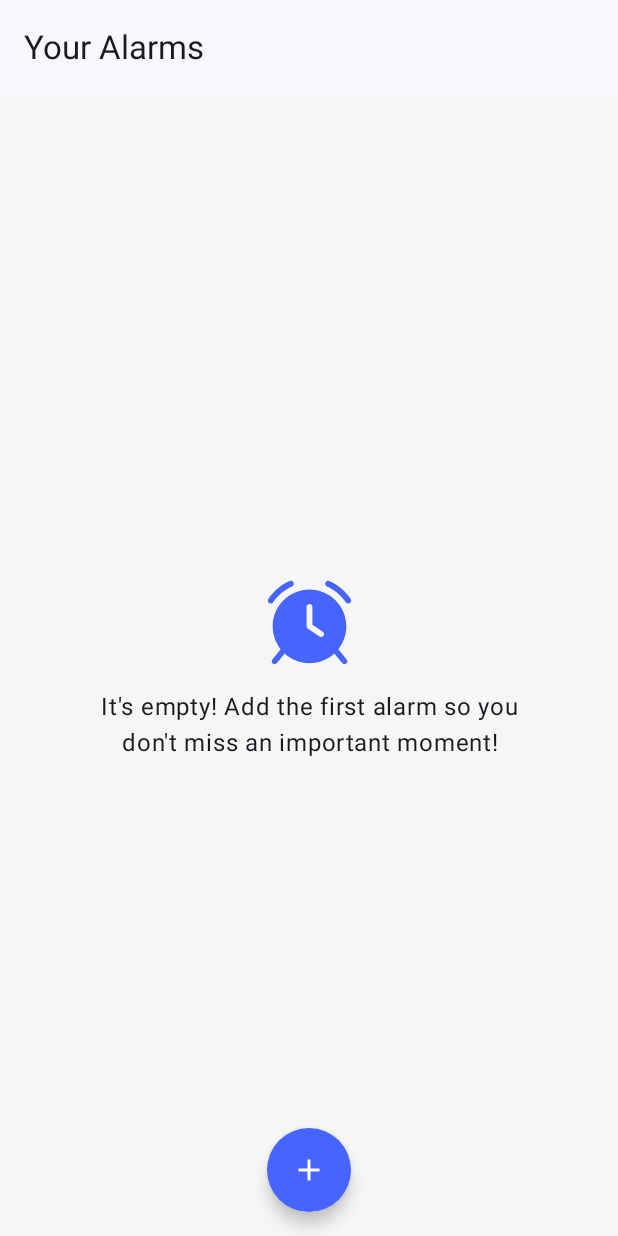
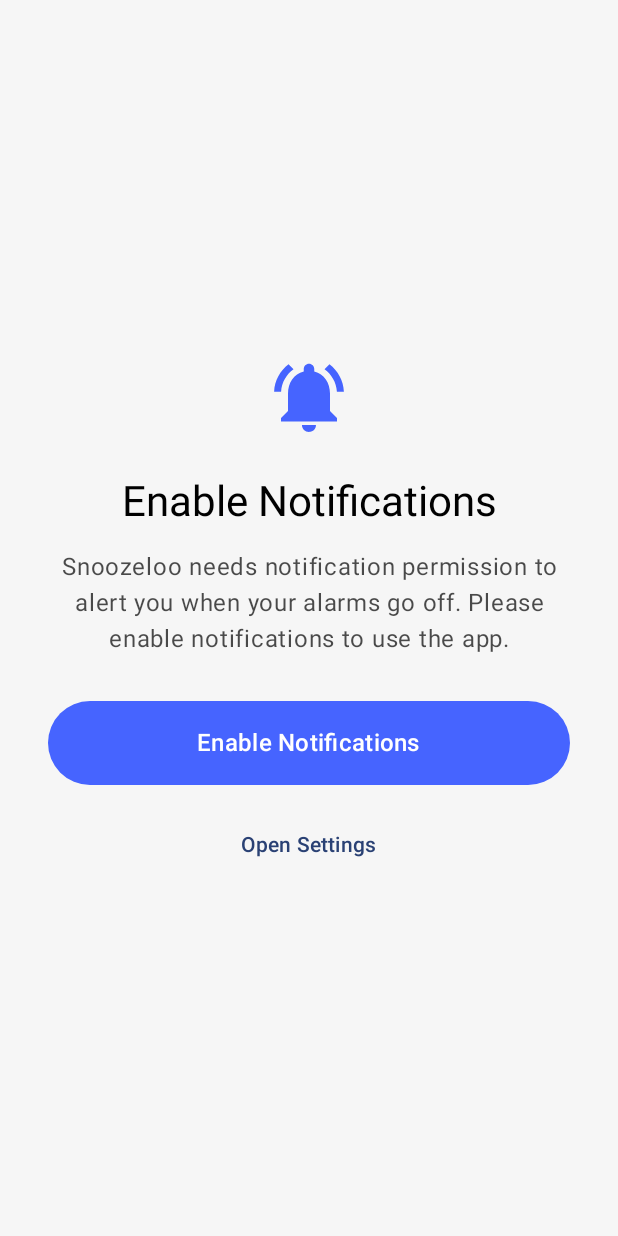
Before and after one commit to BLTuckerDev/snoozeloo, an Android app built with Jetpack Compose: the @Preview function EmptyAlarmListScreenPreview, on a phone screen of 412 x 824 dp. Run offline under Robolectric (Android 15) with nearby library versions, the phone set to English and light mode, and no system bars.

Commit message:
Check for notification permissions
Now that we need to post a notification to start our service we need
to also handle notification permissions on higher versions of android.

```diff
--- a/app/src/main/java/dev/bltucker/snoozeloo/alarmlist/AlarmListScreen.kt
+++ b/app/src/main/java/dev/bltucker/snoozeloo/alarmlist/AlarmListScreen.kt
@@ -1,33 +1,51 @@
 package dev.bltucker.snoozeloo.alarmlist
 
+import android.Manifest
+import android.content.Intent
+import android.net.Uri
+import android.os.Build
+import android.provider.Settings
+import androidx.activity.compose.rememberLauncherForActivityResult
+import androidx.activity.result.contract.ActivityResultContracts
 import androidx.compose.foundation.background
 import androidx.compose.foundation.layout.Arrangement
 import androidx.compose.foundation.layout.Column
+import androidx.compose.foundation.layout.Spacer
 import androidx.compose.foundation.layout.fillMaxSize
+import androidx.compose.foundation.layout.fillMaxWidth
+import androidx.compose.foundation.layout.height
 import androidx.compose.foundation.layout.padding
 import androidx.compose.foundation.layout.size
 import androidx.compose.foundation.lazy.LazyColumn
 import androidx.compose.foundation.lazy.items
 import androidx.compose.foundation.shape.CircleShape
+import androidx.compose.foundation.shape.RoundedCornerShape
 import androidx.compose.material.icons.Icons
 import androidx.compose.material.icons.filled.Add
+import androidx.compose.material.icons.filled.NotificationsActive
+import androidx.compose.material3.Button
+import androidx.compose.material3.ButtonDefaults
 import androidx.compose.material3.ExperimentalMaterial3Api
+import androidx.compose.material3.FabPosition
 import androidx.compose.material3.FloatingActionButton
 import androidx.compose.material3.FloatingActionButtonDefaults
 import androidx.compose.material3.Icon
 import androidx.compose.material3.MaterialTheme
 import androidx.compose.material3.Scaffold
 import androidx.compose.material3.Text
+import androidx.compose.material3.TextButton
 import androidx.compose.material3.TopAppBar
 import androidx.compose.runtime.Composable
 import androidx.compose.runtime.getValue
 import androidx.compose.ui.Alignment
 import androidx.compose.ui.Modifier
+import androidx.compose.ui.platform.LocalContext
 import androidx.compose.ui.res.painterResource
 import androidx.compose.ui.text.style.TextAlign
 import androidx.compose.ui.tooling.preview.Preview
 import androidx.compose.ui.unit.dp
 import androidx.hilt.navigation.compose.hiltViewModel
+import androidx.lifecycle.compose.LifecycleResumeEffect
 import androidx.lifecycle.compose.LifecycleStartEffect
 import androidx.lifecycle.compose.collectAsStateWithLifecycle
 import androidx.navigation.NavGraphBuilder
@@ -37,6 +55,7 @@ import dev.bltucker.snoozeloo.common.AlarmDays
 import dev.bltucker.snoozeloo.common.composables.LoadingSpinner
 import dev.bltucker.snoozeloo.common.room.AlarmEntity
 import dev.bltucker.snoozeloo.common.theme.SnoozeLooGreyBackground
+import dev.bltucker.snoozeloo.common.theme.SnoozelooBlack
 import dev.bltucker.snoozeloo.common.theme.SnoozelooBlue
 import dev.bltucker.snoozeloo.common.theme.SnoozelooTheme
 import dev.bltucker.snoozeloo.common.theme.SnoozelooWhite
@@ -59,13 +78,19 @@ fun NavGraphBuilder.alarmListScreen(
             onStopOrDispose {  }
         }
 
+        LifecycleResumeEffect(Unit) {
+            viewModel.checkNotificationPermission()
+            onPauseOrDispose {  }
+        }
+
         AlarmListScreen(
             modifier = Modifier.fillMaxSize(),
             model = model,
             onCreateAlarm = { onNavigateToCreateAlarm()},
             onNavigateToEditAlarm = onNavigateToEditAlarm,
             onToggleAlarm = viewModel::onToggleAlarm,
-            onDayToggled = viewModel::onDayToggled
+            onDayToggled = viewModel::onDayToggled,
+            onCheckPermission = viewModel::checkNotificationPermission
         )
     }
 }
@@ -79,8 +104,131 @@ fun AlarmListScreen(
     onCreateAlarm: () -> Unit,
     onToggleAlarm: (Long, Boolean) -> Unit,
     onNavigateToEditAlarm: (alarmId: Long) -> Unit,
-    onDayToggled: (Long, Long) -> Unit,) {
+    onDayToggled: (Long, Long) -> Unit,
+    onCheckPermission: () -> Unit) {
 
+
+    if(!model.hasNotificationPermission){
+        AlarmListPermissions(modifier, onCheckPermission)
+    } else if(model.isLoading){
+        LoadingSpinner(modifier = Modifier
+            .fillMaxSize())
+    } else {
+        AlarmListScaffold(
+            modifier,
+            onCreateAlarm,
+            model,
+            onNavigateToEditAlarm,
+            onToggleAlarm,
+            onDayToggled
+        )
+    }
+}
+
+@Composable
+private fun AlarmListPermissions(modifier: Modifier,
+                                 onCheckPermission: () -> Unit,) {
+    val context = LocalContext.current
+
+    val permissionLauncher = rememberLauncherForActivityResult(
+        contract = ActivityResultContracts.RequestPermission()
+    ) { isGranted ->
+        if (isGranted) {
+            onCheckPermission()
+        }
+    }
+
+    Column(
+        modifier = modifier
+            .fillMaxSize()
+            .background(SnoozeLooGreyBackground)
+            .padding(32.dp),
+        horizontalAlignment = Alignment.CenterHorizontally,
+        verticalArrangement = Arrangement.Center
+    ) {
+        Icon(
+            imageVector = Icons.Default.NotificationsActive,
+            contentDescription = null,
+            modifier = Modifier
+                .size(80.dp)
+                .padding(bottom = 24.dp),
+            tint = SnoozelooBlue
+        )
+
+        Text(
+            text = "Enable Notifications",
+            style = MaterialTheme.typography.headlineMedium,
+            textAlign = TextAlign.Center,
+            color = SnoozelooBlack
+        )
+
+        Spacer(modifier = Modifier.height(16.dp))
+
+        Text(
+            text = "Snoozeloo needs notification permission to alert you when your alarms go off. " +
+                    "Please enable notifications to use the app.",
+            style = MaterialTheme.typography.bodyLarge,
+            textAlign = TextAlign.Center,
+            color = SnoozelooBlack.copy(alpha = 0.7f)
+        )
+
+        Spacer(modifier = Modifier.height(32.dp))
+
+        Button(
+            onClick = {
+                if (Build.VERSION.SDK_INT >= Build.VERSION_CODES.TIRAMISU) {
+                    permissionLauncher.launch(Manifest.permission.POST_NOTIFICATIONS)
+                }
+            },
+            modifier = Modifier
+                .fillMaxWidth()
+                .height(56.dp),
+            colors = ButtonDefaults.buttonColors(
+                containerColor = SnoozelooBlue,
+                contentColor = SnoozelooWhite
+            ),
+            shape = RoundedCornerShape(28.dp)
+        ) {
+            Text(
+                text = "Enable Notifications",
+                style = MaterialTheme.typography.titleMedium
+            )
+        }
+
+        Spacer(modifier = Modifier.height(16.dp))
+
+        TextButton(
+            onClick = {
+                try {
+                    val intent = Intent(Settings.ACTION_APP_NOTIFICATION_SETTINGS).apply {
+                        putExtra(Settings.EXTRA_APP_PACKAGE, context.packageName)
+                    }
+                    context.startActivity(intent)
+                } catch (e: Exception) {
+                    val intent = Intent(Settings.ACTION_APPLICATION_DETAILS_SETTINGS).apply {
+                        data = Uri.fromParts("package", context.packageName, null)
+                    }
+                    context.startActivity(intent)
+                }
+            },
+            modifier = Modifier.fillMaxWidth()
+        ) {
+            Text("Open Settings")
+        }
+    }
+}
+
+
+@Composable
+@OptIn(ExperimentalMaterial3Api::class)
+private fun AlarmListScaffold(
+    modifier: Modifier,
+    onCreateAlarm: () -> Unit,
+    model: AlarmListScreenModel,
+    onNavigateToEditAlarm: (alarmId: Long) -> Unit,
+    onToggleAlarm: (Long, Boolean) -> Unit,
+    onDayToggled: (Long, Long) -> Unit
+) {
     Scaffold(
         modifier = modifier,
         topBar = {
@@ -88,7 +236,7 @@ fun AlarmListScreen(
                 title = { Text("Your Alarms") }
             )
         },
-        floatingActionButtonPosition = androidx.compose.material3.FabPosition.Center,
+        floatingActionButtonPosition = FabPosition.Center,
         floatingActionButton = {
             FloatingActionButton(
                 modifier = Modifier.size(56.dp),
@@ -107,12 +255,12 @@ fun AlarmListScreen(
         },
 
         ) { paddingValues ->
-        if(model.isLoading){
-            LoadingSpinner(modifier = Modifier.fillMaxSize().padding(paddingValues))
-        }else if (model.alarms.isEmpty()) {
-            EmptyAlarmList(Modifier
+        if (model.alarms.isEmpty()) {
+            EmptyAlarmList(
+                Modifier
                     .fillMaxSize()
-                .padding(paddingValues))
+                    .padding(paddingValues)
+            )
         } else {
             AlarmList(
                 modifier = Modifier
@@ -121,7 +269,8 @@ fun AlarmListScreen(
                 onNavigateToEditAlarm = onNavigateToEditAlarm,
                 onToggleAlarm = onToggleAlarm,
                 alarms = model.alarms,
-               onDayToggled = onDayToggled)
+                onDayToggled = onDayToggled
+            )
         }
     }
 }
@@ -235,7 +384,8 @@ private fun AlarmListScreenPreview() {
             onCreateAlarm = {},
             onToggleAlarm = { _, _ -> },
             onNavigateToEditAlarm = { },
-            onDayToggled = { _, _ -> }
+            onDayToggled = { _, _ -> },
+            onCheckPermission = {}
         )
     }
 }
@@ -254,7 +404,8 @@ private fun EmptyAlarmListScreenPreview() {
             onCreateAlarm = {},
             onToggleAlarm = { _, _ -> },
             onNavigateToEditAlarm = {},
-            onDayToggled = { _, _ -> }
+            onDayToggled = { _, _ -> },
+            onCheckPermission = {}
         )
     }
 }
@@ -273,7 +424,8 @@ private fun LoadingAlarmListScreenPreview() {
             onCreateAlarm = {},
             onToggleAlarm = { _, _ -> },
             onNavigateToEditAlarm = {},
-            onDayToggled = { _, _ -> }
+            onDayToggled = { _, _ -> },
+            onCheckPermission = {}
         )
     }
 }
--- a/app/src/main/java/dev/bltucker/snoozeloo/alarmlist/AlarmListScreenModel.kt
+++ b/app/src/main/java/dev/bltucker/snoozeloo/alarmlist/AlarmListScreenModel.kt
@@ -5,7 +5,8 @@ import dev.bltucker.snoozeloo.common.room.AlarmEntity
 
 data class AlarmListScreenModel(
     val alarms: List<AlarmEntity> = emptyList(),
-    val isLoading: Boolean = true
+    val isLoading: Boolean = true,
+    val hasNotificationPermission: Boolean = false
 ){
 
     fun getAlarmById(alarmId: Long): AlarmEntity? {
```
Also changed, not shown: app/src/main/java/dev/bltucker/snoozeloo/MainActivity.kt (+5 -4 lines), app/src/main/java/dev/bltucker/snoozeloo/alarmlist/AlarmListScreenViewModel.kt (+24 -1 lines). Lines whose indentation alone changed are shown as unchanged.
